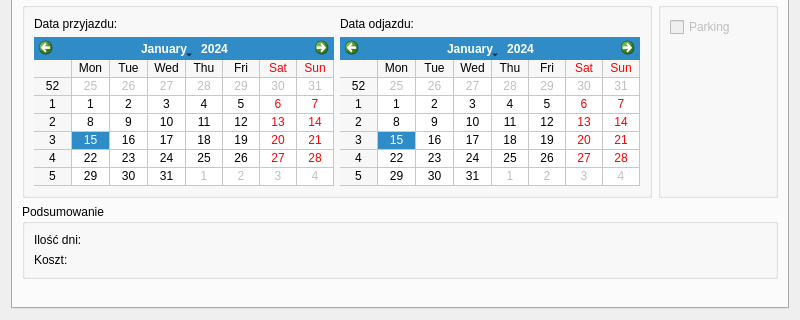
This is src/ui/NewReservation/NewReservationDialog.ui in Skwara/HoteleADC as Qt 5 draws it before an edit; both pictures show x 0 to 800 and y 267 to 587 of the 800 by 587 pixel window. The edited form follows.
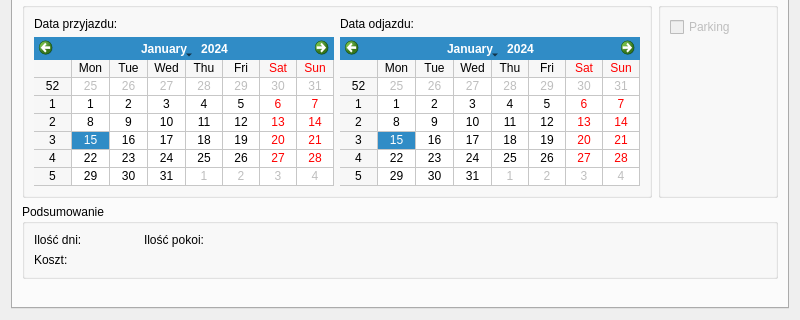
This is the edited form.

Commit message: Add rooms count to summary

The edit to the form file:
```diff
--- a/src/ui/NewReservation/NewReservationDialog.ui
+++ b/src/ui/NewReservation/NewReservationDialog.ui
@@ -394,16 +394,53 @@
            <property name="title">
             <string>Podsumowanie</string>
            </property>
-           <layout class="QFormLayout" name="formLayout_2">
-            <item row="0" column="0">
-             <widget class="QLabel" name="daysLabel">
+           <layout class="QGridLayout" name="gridLayout_2">
+            <item row="0" column="3">
+             <widget class="QLabel" name="roomsValueLabel">
+              <property name="sizePolicy">
+               <sizepolicy hsizetype="Maximum" vsizetype="Preferred">
+                <horstretch>0</horstretch>
+                <verstretch>0</verstretch>
+               </sizepolicy>
+              </property>
+              <property name="minimumSize">
+               <size>
+                <width>50</width>
+                <height>0</height>
+               </size>
+              </property>
               <property name="text">
-               <string>Ilość dni:</string>
+               <string/>
               </property>
              </widget>
             </item>
-            <item row="0" column="1">
-             <widget class="QLabel" name="daysValueLabel">
+            <item row="0" column="2">
+             <widget class="QLabel" name="roomsLabel">
+              <property name="sizePolicy">
+               <sizepolicy hsizetype="Maximum" vsizetype="Preferred">
+                <horstretch>0</horstretch>
+                <verstretch>0</verstretch>
+               </sizepolicy>
+              </property>
+              <property name="text">
+               <string>Ilość pokoi:</string>
+              </property>
+             </widget>
+            </item>
+            <item row="1" column="1">
+             <widget class="QLabel" name="priceValueLabel">
+              <property name="sizePolicy">
+               <sizepolicy hsizetype="Maximum" vsizetype="Preferred">
+                <horstretch>0</horstretch>
+                <verstretch>0</verstretch>
+               </sizepolicy>
+              </property>
+              <property name="minimumSize">
+               <size>
+                <width>50</width>
+                <height>0</height>
+               </size>
+              </property>
               <property name="text">
                <string/>
               </property>
@@ -411,18 +448,62 @@
             </item>
             <item row="1" column="0">
              <widget class="QLabel" name="priceLabel">
+              <property name="sizePolicy">
+               <sizepolicy hsizetype="Maximum" vsizetype="Preferred">
+                <horstretch>0</horstretch>
+                <verstretch>0</verstretch>
+               </sizepolicy>
+              </property>
               <property name="text">
                <string>Koszt:</string>
               </property>
              </widget>
             </item>
-            <item row="1" column="1">
-             <widget class="QLabel" name="priceValueLabel">
+            <item row="0" column="1">
+             <widget class="QLabel" name="daysValueLabel">
+              <property name="sizePolicy">
+               <sizepolicy hsizetype="Maximum" vsizetype="Preferred">
+                <horstretch>0</horstretch>
+                <verstretch>0</verstretch>
+               </sizepolicy>
+              </property>
+              <property name="minimumSize">
+               <size>
+                <width>50</width>
+                <height>0</height>
+               </size>
+              </property>
               <property name="text">
                <string/>
               </property>
              </widget>
             </item>
+            <item row="0" column="0">
+             <widget class="QLabel" name="daysLabel">
+              <property name="sizePolicy">
+               <sizepolicy hsizetype="Maximum" vsizetype="Preferred">
+                <horstretch>0</horstretch>
+                <verstretch>0</verstretch>
+               </sizepolicy>
+              </property>
+              <property name="text">
+               <string>Ilość dni:</string>
+              </property>
+             </widget>
+            </item>
+            <item row="0" column="4" rowspan="2">
+             <spacer name="horizontalSpacer">
+              <property name="orientation">
+               <enum>Qt::Horizontal</enum>
+              </property>
+              <property name="sizeHint" stdset="0">
+               <size>
+                <width>40</width>
+                <height>20</height>
+               </size>
+              </property>
+             </spacer>
+            </item>
            </layout>
           </widget>
          </item>
```
The commit also changes 3 other files.
